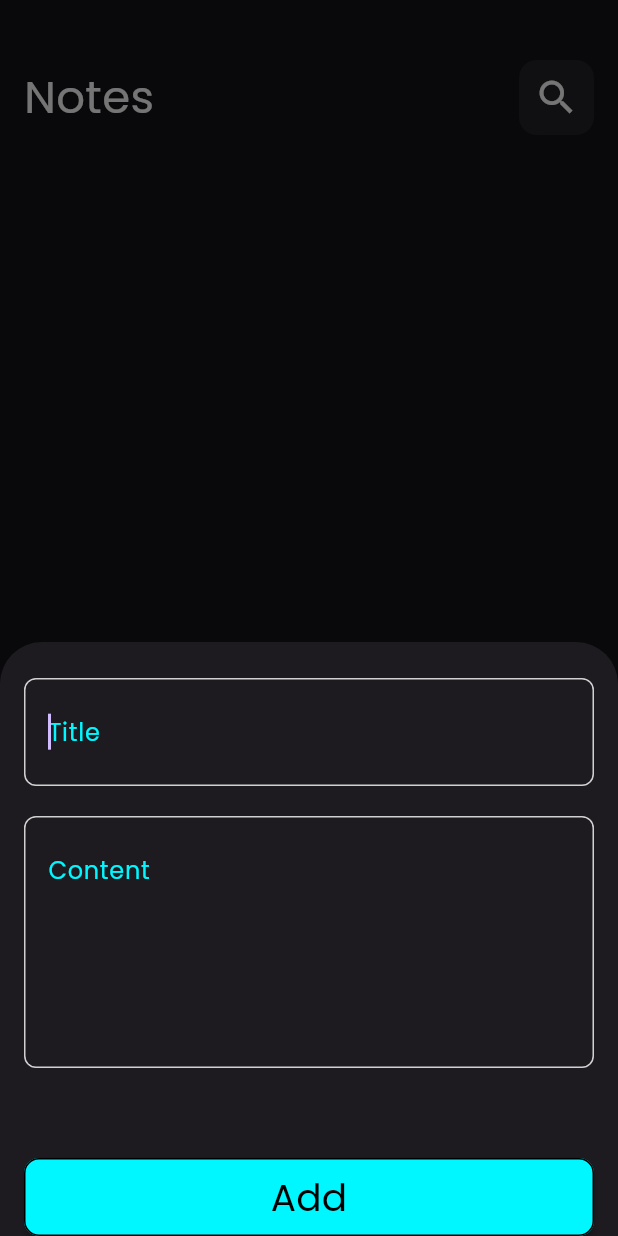
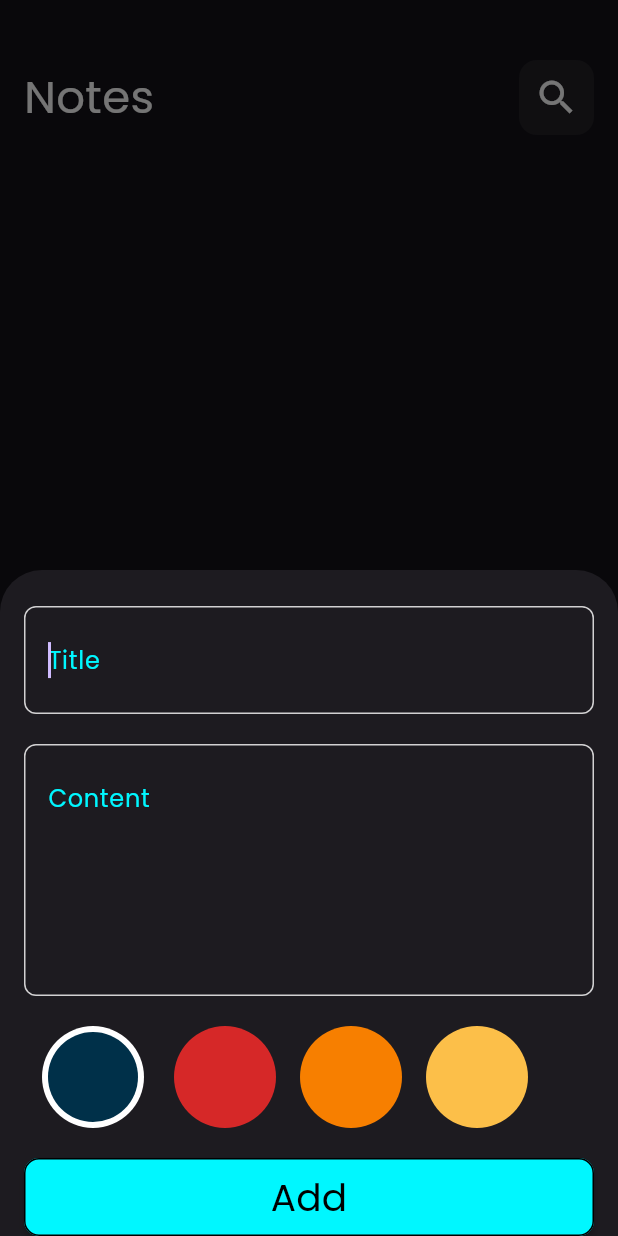
Before and after one commit to seiffbdd/notes_app, a Flutter app: the screen it shows after launch, after a tap on the "add" icon, on a phone screen of 412 x 824 dp. Run offline on Flutter 3.47's test engine with Material 3 defaults, Android fonts, the phone set to English and light mode, and no system bars; drawn by our look-alikes of modal_progress_hud_nsn; our stand-ins replace bloc, flutter_bloc, hive, hive_flutter; accounts and stored records are empty.

Commit message:
pick color UI

```diff
--- a/lib/widgets/add_note_form.dart
+++ b/lib/widgets/add_note_form.dart
@@ -3,6 +3,7 @@ import 'package:flutter_bloc/flutter_bloc.dart';
 import 'package:notes_app2/cubits/add_notes_cubit/cubit/add_note_cubit.dart';
 import 'package:notes_app2/cubits/get_notes_cubit/cubit/get_notes_cubit.dart';
 import 'package:notes_app2/models/note_model.dart';
+import 'package:notes_app2/widgets/colors_list_view.dart';
 import 'package:notes_app2/widgets/custom_button.dart';
 import 'package:notes_app2/widgets/custom_text_field.dart';
 
@@ -48,7 +49,11 @@ class AddNoteForm extends StatelessWidget {
               textInputAction: TextInputAction.newline,
             ),
             const SizedBox(
-              height: 60,
+              height: 20,
+            ),
+            SizedBox(height: 2 * 34, child: ColorsListView()),
+            const SizedBox(
+              height: 20,
             ),
             CustomButton(
               buttonText: 'Add',
--- /dev/null
+++ b/lib/widgets/colors_list_view.dart
@@ -0,0 +1,64 @@
+import 'package:flutter/material.dart';
+
+class ColorsListView extends StatefulWidget {
+  const ColorsListView({super.key});
+  static const List<Color> colors = [
+    Color(0xff003049),
+    Color(0xffD62828),
+    Color(0xffF77F00),
+    Color(0xffFCBF49)
+  ];
+
+  @override
+  State<ColorsListView> createState() => _ColorsListViewState();
+}
+
+class _ColorsListViewState extends State<ColorsListView> {
+  int pickedIndex = 0;
+  @override
+  Widget build(BuildContext context) {
+    return ListView.builder(
+      scrollDirection: Axis.horizontal,
+      itemCount: ColorsListView.colors.length,
+      itemBuilder: (context, index) {
+        return Padding(
+            padding: const EdgeInsets.symmetric(horizontal: 8.0),
+            child: GestureDetector(
+              onTap: () {
+                setState(() {
+                  pickedIndex = index;
+                });
+              },
+              child: CustomCircleAvatar(
+                  isPicked: pickedIndex == index,
+                  color: ColorsListView.colors[index]),
+            ));
+      },
+    );
+  }
+}
+
+class CustomCircleAvatar extends StatelessWidget {
+  const CustomCircleAvatar(
+      {super.key, required this.isPicked, required this.color});
+  final bool isPicked;
+  final Color color;
+  @override
+  Widget build(BuildContext context) {
+    if (isPicked) {
+      return CircleAvatar(
+        radius: 38,
+        backgroundColor: Colors.white,
+        child: CircleAvatar(
+          radius: 30,
+          backgroundColor: color,
+        ),
+      );
+    } else {
+      return CircleAvatar(
+        radius: 34,
+        backgroundColor: color,
+      );
+    }
+  }
+}
```
